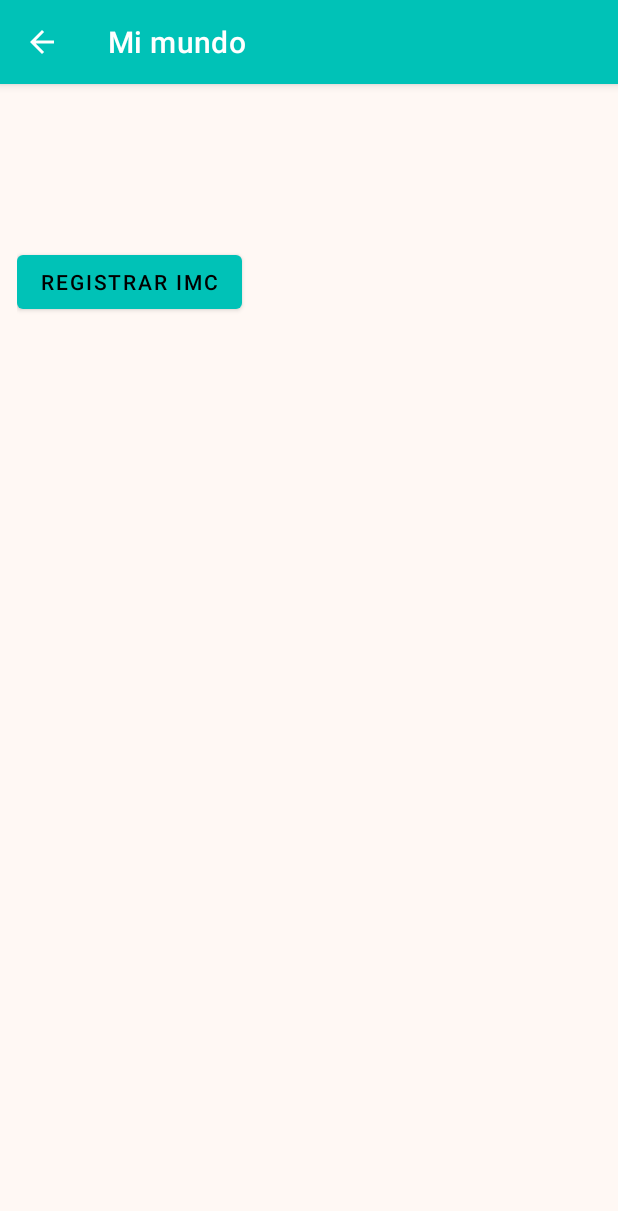
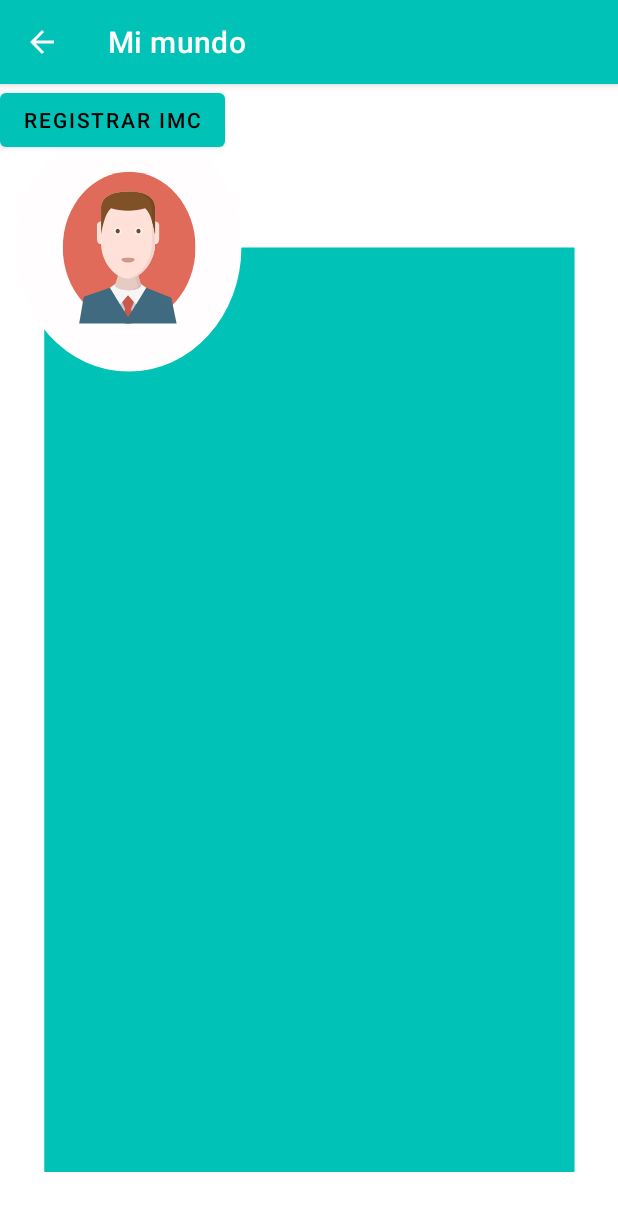
Before and after one commit to lpinedo/CorpAPP, an Android app: the MenActivity screen opened directly, with no data from a screen before it, on a phone screen of 412 x 824 dp. Shown: the top 1211 px of the screen. Run offline under Robolectric (Android 15) with nearby library versions, the phone set to English and light mode, and no system bars; our stand-ins replace Firebase (no records; nobody signed in at launch, a user with empty details on screens opened directly).

Commit message:
inicio men

```diff
--- /dev/null
+++ b/app/src/main/res/drawable/interusumen.xml
@@ -0,0 +1,74 @@
+<vector xmlns:android="http://schemas.android.com/apk/res/android"
+    android:width="768dp"
+    android:height="1366dp"
+    android:viewportWidth="768"
+    android:viewportHeight="1366">
+  <group>
+    <clip-path
+        android:pathData="M0,0h768v1366h-768z"/>
+    <path
+        android:pathData="M0,0h768v1366h-768z"
+        android:fillColor="#ffffff"/>
+    <path
+        android:pathData="M55,194h659v1096h-659z"
+        android:fillColor="#00C2B7"/>
+    <path
+        android:pathData="M20,194a140,147 0,1 0,280 0a140,147 0,1 0,-280 0z"
+        android:fillColor="#FFFDFD"/>
+    <group>
+      <clip-path
+          android:pathData="M78,104h165v180h-165z"/>
+      <path
+          android:pathData="M160.5,284C206.1,284 243,243.7 243,194C243,144.3 206.1,104 160.5,104C114.9,104 78,144.3 78,194C78,243.7 114.9,284 160.5,284Z"
+          android:fillColor="#E16B5A"/>
+      <path
+          android:pathData="M177.7,246.8H142.4V278.6H177.7V246.8Z"
+          android:fillColor="#CCCCCC"/>
+      <path
+          android:pathData="M163.2,266.1L166.4,258.5L159.1,250.3L151.9,258.5L155.1,266.1H155.8L154.6,269.3L157.2,297.8L159.1,305.9L161.1,297.8L163.7,269.3L162.5,266.1H163.2Z"
+          android:fillColor="#CC584C"/>
+      <path
+          android:pathData="M136.6,241.6L159.1,276.6V295.4H96.4L104.1,252.2L136.6,241.6Z"
+          android:fillColor="#406A80"/>
+      <path
+          android:pathData="M181.7,241.6L159.1,276.6V295.4H221.9L212.9,253.6L181.7,241.6Z"
+          android:fillColor="#406A80"/>
+      <path
+          android:pathData="M174.7,236.8L159.1,234.8L143.6,236.8L136.6,241.6L149.3,261.3L159.1,250.3L169,261.3L181.7,241.6L174.7,236.8Z"
+          android:fillColor="#F5F5F5"/>
+      <path
+          android:pathData="M175.2,238.4H175.2L170.8,223.4L159.1,222.5L147.5,223.4L143.1,238.4H143.1C143.1,238.6 143,238.8 143,239C143,242.1 150.3,244.6 159.1,244.6C168,244.6 175.3,242.1 175.3,239C175.3,238.8 175.2,238.6 175.2,238.4Z"
+          android:fillColor="#E6CBC3"/>
+      <path
+          android:pathData="M175.2,238.4H175.2L170.8,223.4L159.1,222.5L156.9,222.7L166.2,223.4L170.7,238.4H170.6C170.7,238.6 170.8,238.8 170.8,239C170.8,241.8 164.7,244.2 156.9,244.6C157.6,244.6 158.4,244.6 159.2,244.6C168.1,244.6 175.3,242.1 175.3,239C175.3,238.8 175.2,238.6 175.2,238.4Z"
+          android:fillColor="#D9BFB8"/>
+      <path
+          android:pathData="M192.7,163.1V148.4C192.7,137 185.2,127.9 159.1,127.9C133.1,127.9 125.6,137 125.6,148.4V163.1C125.6,163.1 120.5,163.5 120.5,167.3V182.8C120.5,186.6 121.8,189.8 125.6,189.8C125.6,208.8 141.1,230.6 159.1,230.6C177.2,230.6 192.7,208.8 192.7,189.8C196.5,189.8 197.8,186.6 197.8,182.8V167.3C197.8,163.5 192.7,163.1 192.7,163.1Z"
+          android:fillColor="#FFE1D9"/>
+      <path
+          android:pathData="M159.1,127.9C158.5,127.9 157.9,127.9 157.2,127.9C181.7,128.4 188.8,137.3 188.8,148.4V163.1V189.8C188.8,208.1 174.4,229 157.2,230.5C157.9,230.5 158.5,230.6 159.1,230.6C177.2,230.6 192.7,208.8 192.7,189.8V163.1V148.4C192.7,137 185.2,127.9 159.1,127.9Z"
+          android:fillColor="#F2D6CE"/>
+      <path
+          android:pathData="M159.1,127.9C133.1,127.9 125.6,137 125.6,148.4V163.1V178.5C126.8,172 130.2,153.5 137.9,147.4C144,149.3 151.3,150.4 159.1,150.4C167,150.4 174.3,149.3 180.4,147.4C188.1,153.5 191.5,172 192.7,178.5V163.1V148.4C192.7,137 185.2,127.9 159.1,127.9Z"
+          android:fillColor="#805026"/>
+      <path
+          android:pathData="M159.1,127.9C158.5,127.9 157.9,127.9 157.2,127.9C181.7,128.4 188.8,137.3 188.8,148.4V162.3C190.9,168.7 192.1,175.2 192.7,178.5V163.1V148.4C192.7,137 185.2,127.9 159.1,127.9Z"
+          android:fillColor="#734822"/>
+      <path
+          android:pathData="M167.4,208C167.7,209.5 164,211.7 159.1,211.7C154.3,211.7 150.6,209.5 150.9,208C151.2,206.5 154.9,206.1 159.1,206.1C163.4,206.1 167.1,206.5 167.4,208Z"
+          android:fillColor="#CC9B8E"/>
+      <path
+          android:pathData="M146.3,178.5C149.2,178.5 151.5,176.6 151.5,174.3C151.5,172 149.2,170.1 146.3,170.1C143.5,170.1 141.2,172 141.2,174.3C141.2,176.6 143.5,178.5 146.3,178.5Z"
+          android:fillColor="#F5F5F5"/>
+      <path
+          android:pathData="M146.3,177.1C147.7,177.1 148.9,175.9 148.9,174.3C148.9,172.8 147.7,171.5 146.3,171.5C144.9,171.5 143.7,172.8 143.7,174.3C143.7,175.9 144.9,177.1 146.3,177.1Z"
+          android:fillColor="#734822"/>
+      <path
+          android:pathData="M172.1,178.5C174.9,178.5 177.3,176.6 177.3,174.3C177.3,172 174.9,170.1 172.1,170.1C169.3,170.1 166.9,172 166.9,174.3C166.9,176.6 169.3,178.5 172.1,178.5Z"
+          android:fillColor="#F5F5F5"/>
+      <path
+          android:pathData="M172.1,177.1C173.5,177.1 174.7,175.9 174.7,174.3C174.7,172.8 173.5,171.5 172.1,171.5C170.7,171.5 169.5,172.8 169.5,174.3C169.5,175.9 170.7,177.1 172.1,177.1Z"
+          android:fillColor="#734822"/>
+    </group>
+  </group>
+</vector>
--- a/app/src/main/res/layout/activity_men.xml
+++ b/app/src/main/res/layout/activity_men.xml
@@ -4,22 +4,16 @@
     xmlns:tools="http://schemas.android.com/tools"
     android:layout_width="match_parent"
     android:layout_height="match_parent"
-    android:background="#FFF8F4"
+    android:background="@drawable/interusumen"
     tools:context=".MenActivity">
 
     <LinearLayout
         android:id="@+id/linearLayout2"
-        android:layout_width="0dp"
-        android:layout_height="637dp"
-        android:layout_marginStart="11dp"
-        android:layout_marginEnd="11dp"
+        android:layout_width="317dp"
+        android:layout_height="277dp"
         android:orientation="vertical"
-        app:layout_constraintBottom_toBottomOf="parent"
-        app:layout_constraintEnd_toEndOf="parent"
-        app:layout_constraintHorizontal_bias="0.0"
-        app:layout_constraintStart_toStartOf="parent"
-        app:layout_constraintTop_toTopOf="parent"
-        app:layout_constraintVertical_bias="0.829">
+        tools:layout_editor_absoluteX="45dp"
+        tools:layout_editor_absoluteY="201dp">
 
         <Button
             android:id="@+id/btn_addimc"
```
